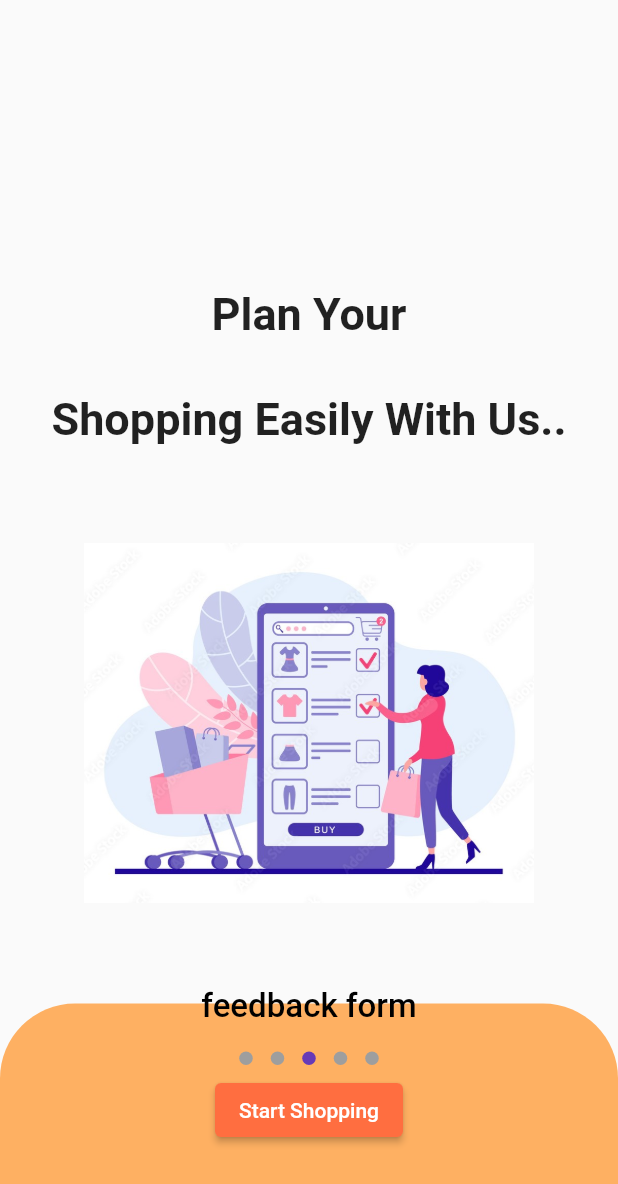
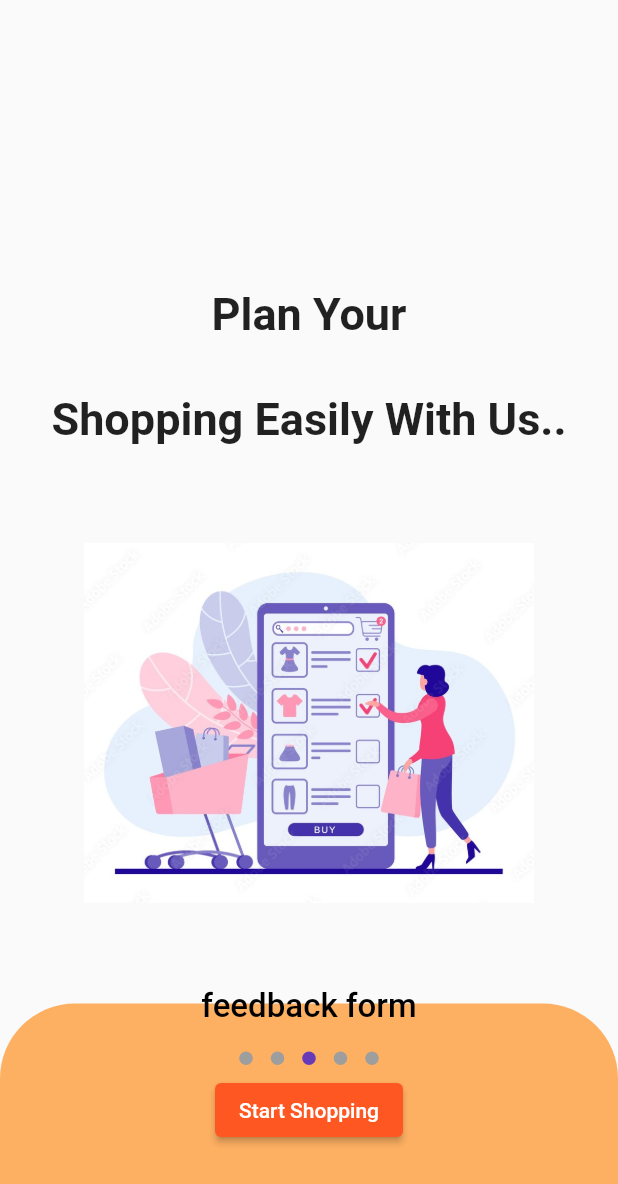
Before and after one commit to IT21203176/shoppingmall, a Flutter app: the screen it shows after launch, swiped to page 3, on a phone screen of 412 x 824 dp. Shown: the top 1184 px of the screen. Run offline on Flutter 3.47's test engine with Material 2 defaults, Android fonts, the phone set to English and light mode, and no system bars; drawn by our look-alikes of dots_indicator.

Commit message:
home_screen commit1

```diff
--- a/lib/screens/onboarding_screen.dart
+++ b/lib/screens/onboarding_screen.dart
@@ -156,7 +156,7 @@ class _OnBoardingScreenState extends State<OnBoardingScreen> {
                         padding: const EdgeInsets.only(left: 20,right: 20),
                         child: ElevatedButton(
                           style: ButtonStyle(
-                            backgroundColor: MaterialStateProperty.all(Colors.deepOrangeAccent)
+                            backgroundColor: MaterialStateProperty.all(Colors.deepOrange)
                           ),
                           child: const Text('Start Shopping'),
                           onPressed: (){
```
